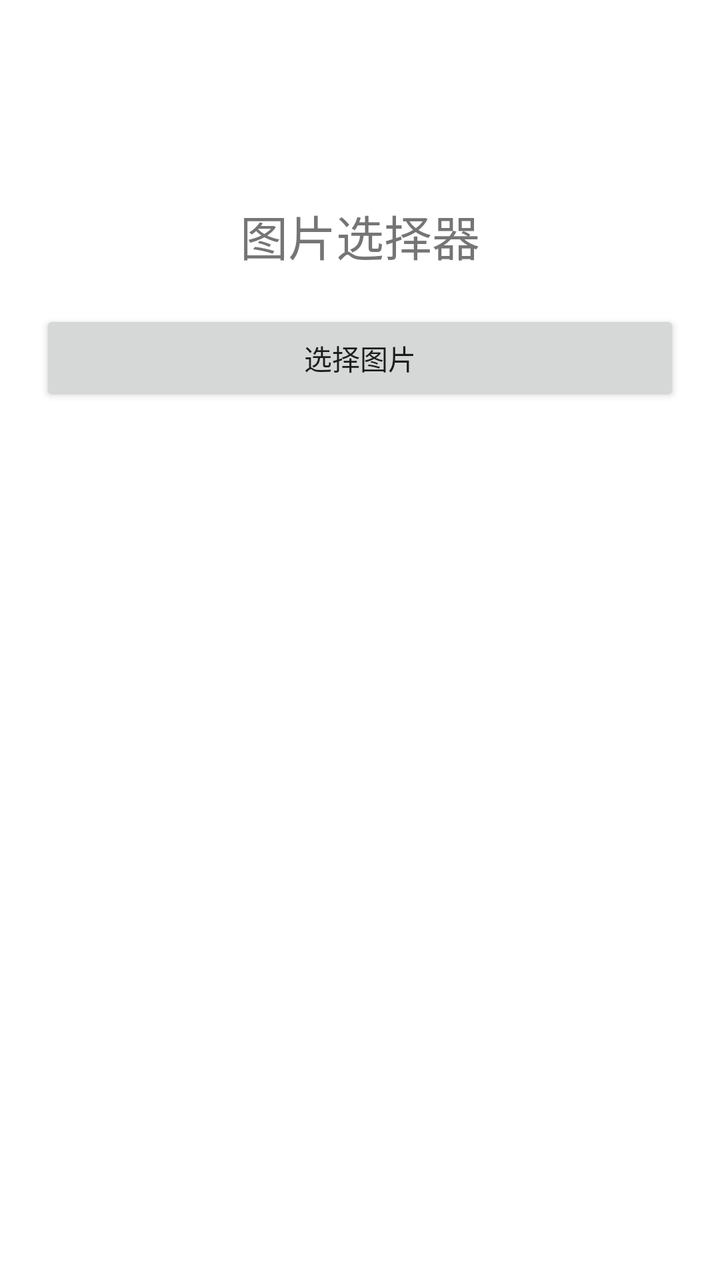
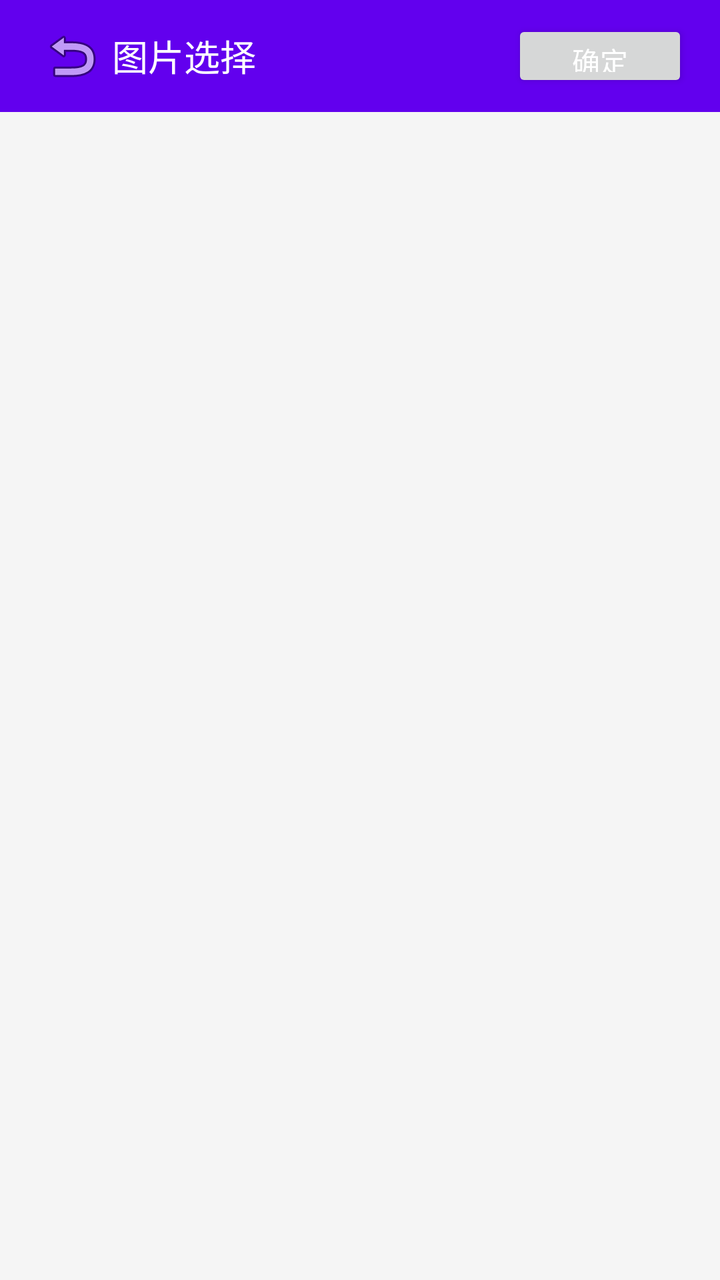

Screens rendered from an Android XML layout before and after an edit, with the pre-edit source and the edit as a unified diff.
<!-- AndroidManifest.xml: application theme AppTheme -->
<!-- res/layout/activity_picture_selector.xml -->
<?xml version="1.0" encoding="utf-8"?>
<LinearLayout xmlns:android="http://schemas.android.com/apk/res/android"
    android:layout_width="match_parent"
    android:layout_height="match_parent"
    android:orientation="vertical"
    android:background="#FFFFFF">

    <TextView
        android:layout_width="match_parent"
        android:layout_height="wrap_content"
        android:text="图片选择器"
        android:textSize="24sp"
        android:gravity="center"
        android:layout_marginTop="100dp"/>

    <Button
        android:layout_width="match_parent"
        android:layout_height="wrap_content"
        android:text="选择图片"
        android:layout_margin="20dp"/>
</LinearLayout>
<!-- resources referenced by this layout -->
<resources>
  <style name="AppTheme" parent="Theme.AppCompat.Light.NoActionBar">
          <item name="colorPrimary">#FF6200EE</item>
          <item name="colorPrimaryDark">#FF3700B3</item>
          <item name="colorAccent">#FF03DAC5</item>
      </style>
</resources>

<!-- the commit's change to res/layout/activity_picture_selector.xml (unified diff, before → after) -->
@@ -1,21 +1,16 @@
 <?xml version="1.0" encoding="utf-8"?>
 <LinearLayout xmlns:android="http://schemas.android.com/apk/res/android"
-    android:layout_width="match_parent"
-    android:layout_height="match_parent"
-    android:orientation="vertical"
-    android:background="#FFFFFF">
-
-    <TextView
-        android:layout_width="match_parent"
-        android:layout_height="wrap_content"
-        android:text="图片选择器"
-        android:textSize="24sp"
-        android:gravity="center"
-        android:layout_marginTop="100dp"/>
-
-    <Button
-        android:layout_width="match_parent"
-        android:layout_height="wrap_content"
-        android:text="选择图片"
-        android:layout_margin="20dp"/>
+    android:layout_width="match_parent" android:layout_height="match_parent"
+    android:orientation="vertical" android:background="#F5F5F5">
+    <LinearLayout android:layout_width="match_parent" android:layout_height="56dp"
+        android:background="#FF6200EE" android:gravity="center_vertical" android:paddingHorizontal="16dp">
+        <ImageButton android:id="@+id/btn_back" android:layout_width="40dp" android:layout_height="40dp"
+            android:src="@android:drawable/ic_menu_revert" android:background="?attr/selectableItemBackgroundBorderless"/>
+        <TextView android:layout_width="0dp" android:layout_height="wrap_content" android:layout_weight="1"
+            android:text="图片选择" android:textColor="#FFFFFF" android:textSize="18sp"/>
+        <Button android:id="@+id/btn_confirm" android:layout_width="wrap_content" android:layout_height="36dp"
+            android:text="确定" android:textColor="#FFFFFF"/>
+    </LinearLayout>
+    <GridView android:id="@+id/grid_images" android:layout_width="match_parent" android:layout_height="match_parent"
+        android:numColumns="3" android:horizontalSpacing="2dp" android:verticalSpacing="2dp" android:padding="2dp"/>
 </LinearLayout>
